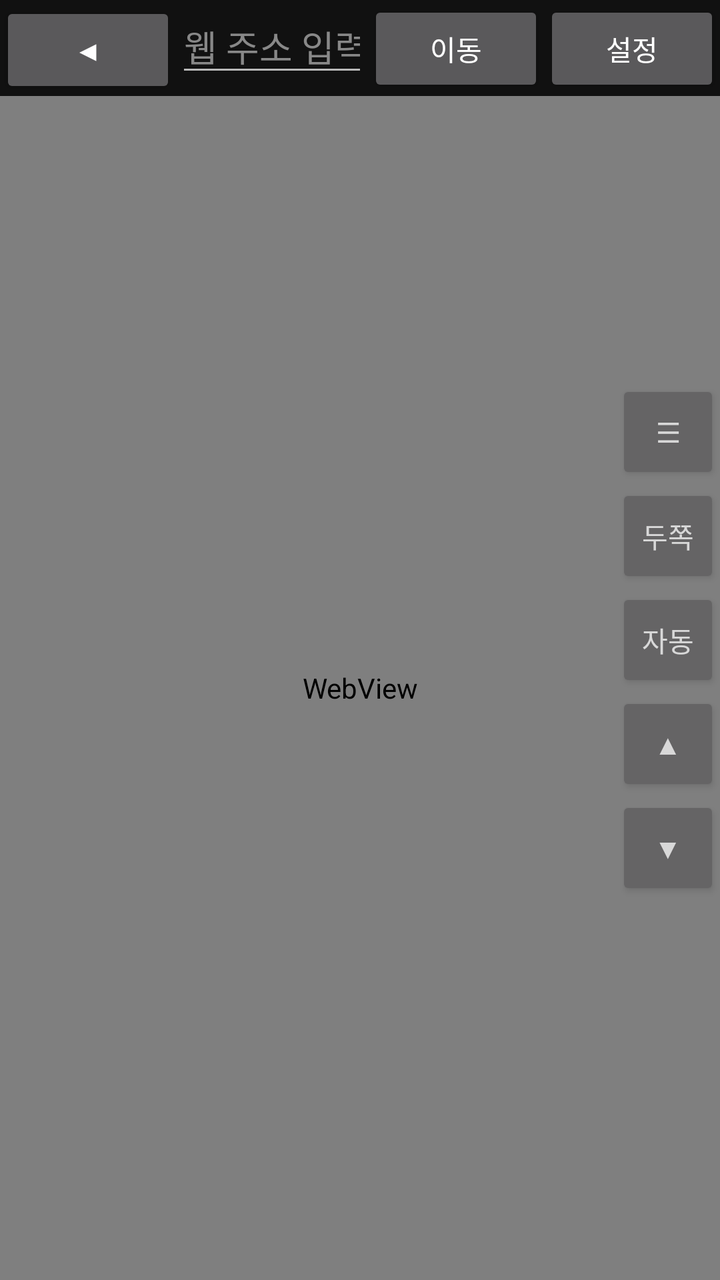
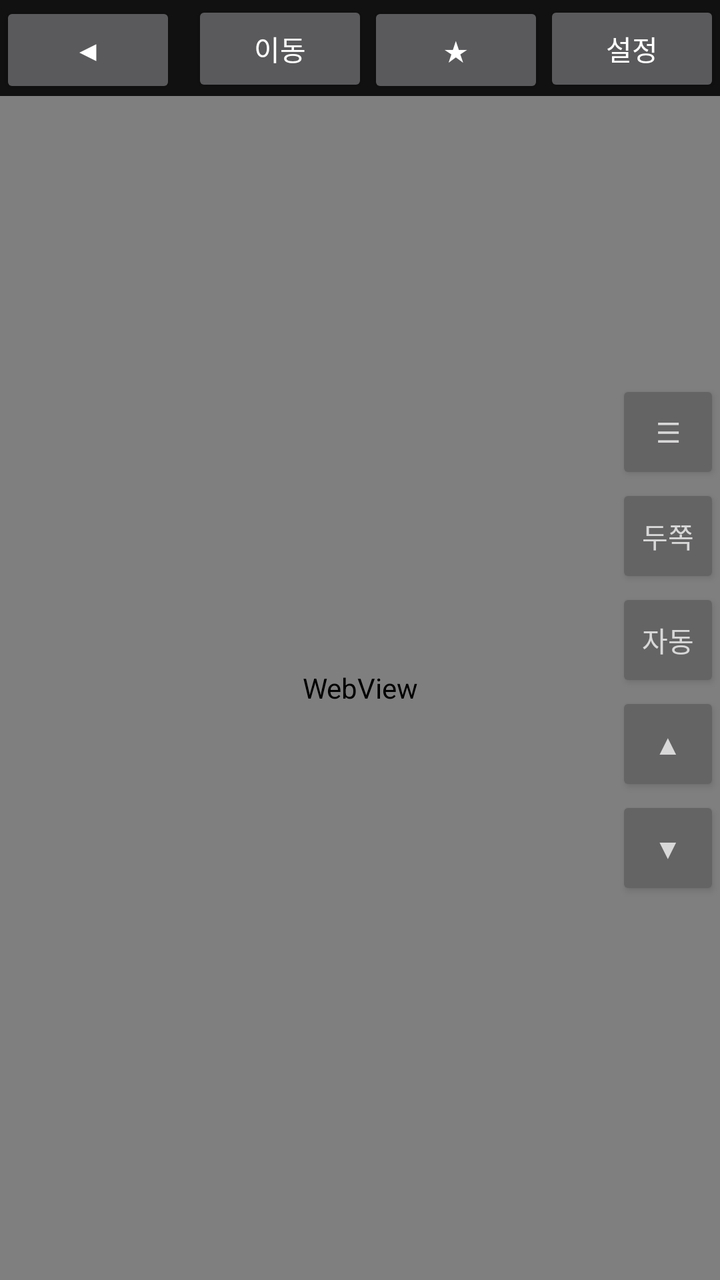

An Android layout rendered at two revisions. The XML below is the earlier revision; the diff shows what the commit changed to produce the second picture.
<!-- AndroidManifest.xml: application theme android:Theme.Material.NoActionBar -->
<!-- res/layout/activity_main.xml -->
<?xml version="1.0" encoding="utf-8"?>
<FrameLayout xmlns:android="http://schemas.android.com/apk/res/android"
    android:layout_width="match_parent" android:layout_height="match_parent" android:background="#111111">

    <LinearLayout android:layout_width="match_parent" android:layout_height="match_parent"
        android:orientation="vertical">
        <LinearLayout android:id="@+id/topBar" android:layout_width="match_parent"
            android:layout_height="wrap_content" android:orientation="horizontal">
            <Button android:id="@+id/backBtn" android:layout_width="wrap_content"
                android:layout_height="wrap_content" android:text="◀" />
            <EditText android:id="@+id/urlInput" android:layout_width="0dp" android:layout_weight="1"
                android:layout_height="wrap_content" android:hint="웹 주소 입력" android:inputType="textUri"
                android:imeOptions="actionGo" android:singleLine="true" android:textColor="#FFFFFF"
                android:textColorHint="#888888" />
            <Button android:id="@+id/goBtn" android:layout_width="wrap_content"
                android:layout_height="wrap_content" android:text="이동" />
            <Button android:id="@+id/settingsBtn" android:layout_width="wrap_content"
                android:layout_height="wrap_content" android:text="설정" />
        </LinearLayout>
        <WebView android:id="@+id/web" android:layout_width="match_parent"
            android:layout_height="0dp" android:layout_weight="1" />
    </LinearLayout>

    <LinearLayout android:layout_width="wrap_content" android:layout_height="wrap_content"
        android:layout_gravity="end|center_vertical" android:orientation="vertical" android:alpha="0.7">
        <Button android:id="@+id/menuBtn" android:layout_width="52dp" android:layout_height="52dp" android:text="☰" />
        <Button android:id="@+id/twoBtn" android:layout_width="52dp" android:layout_height="52dp" android:text="두쪽" />
        <Button android:id="@+id/autoBtn" android:layout_width="52dp" android:layout_height="52dp" android:text="자동" />
        <Button android:id="@+id/upBtn" android:layout_width="52dp" android:layout_height="52dp" android:text="▲" />
        <Button android:id="@+id/downBtn" android:layout_width="52dp" android:layout_height="52dp" android:text="▼" />
    </LinearLayout>
</FrameLayout>
<!-- resources referenced by this layout -->
<resources>

</resources>

<!-- the commit's change to res/layout/activity_main.xml (unified diff, before → after) -->
@@ -14,6 +14,8 @@
                 android:textColorHint="#888888" />
             <Button android:id="@+id/goBtn" android:layout_width="wrap_content"
                 android:layout_height="wrap_content" android:text="이동" />
+            <Button android:id="@+id/bookmarkBtn" android:layout_width="wrap_content"
+                android:layout_height="wrap_content" android:text="★" />
             <Button android:id="@+id/settingsBtn" android:layout_width="wrap_content"
                 android:layout_height="wrap_content" android:text="설정" />
         </LinearLayout>
